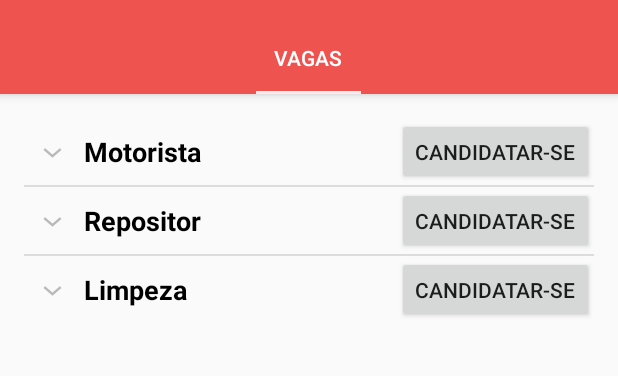
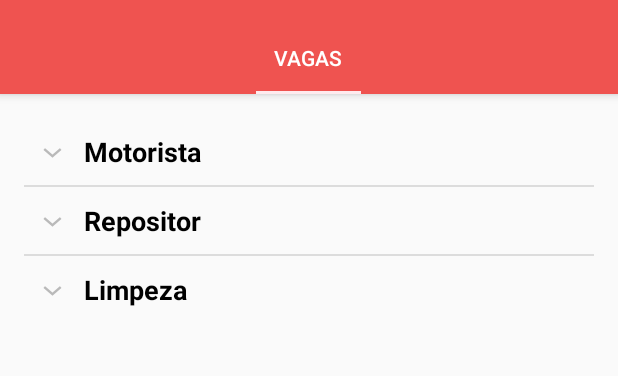
Before and after one commit to jaaziellevi/EmpSoft, an Android app: the screen it shows after launch (MainActivity), on a phone screen of 412 x 824 dp, the part 74-450 px from its top. Run offline under Robolectric (Android 15) with nearby library versions, the phone set to English and light mode, and no system bars.

Commit message:
Corrigido bug no adapter.

```diff
--- a/app/src/main/java/empsoft/liseuuniversitario/CustomExpandableListAdapter.java
+++ b/app/src/main/java/empsoft/liseuuniversitario/CustomExpandableListAdapter.java
@@ -2,6 +2,7 @@ package empsoft.liseuuniversitario;
 
 import android.content.Context;
 import android.graphics.Typeface;
+import android.util.Log;
 import android.view.LayoutInflater;
 import android.view.View;
 import android.view.ViewGroup;
@@ -9,6 +10,7 @@ import android.widget.BaseExpandableListAdapter;
 import android.widget.Button;
 import android.widget.TextView;
 
+import java.util.ArrayList;
 import java.util.HashMap;
 import java.util.List;
 
@@ -18,6 +20,8 @@ public class CustomExpandableListAdapter extends BaseExpandableListAdapter {
     private List<String> expandableListTitle;
     private HashMap<String, List<String>> expandableListDetail;
     private Button buttonGenerico;
+    ArrayList<String> btnStatus = new ArrayList<> ();
+
 
 
     public CustomExpandableListAdapter(Context context, List<String> expandableListTitle,
@@ -25,6 +29,7 @@ public class CustomExpandableListAdapter extends BaseExpandableListAdapter {
         this.context = context;
         this.expandableListTitle = expandableListTitle;
         this.expandableListDetail = expandableListDetail;
+        fillGroupStringStates(context);
     }
 
     @Override
@@ -39,7 +44,7 @@ public class CustomExpandableListAdapter extends BaseExpandableListAdapter {
     }
 
     @Override
-    public View getChildView(int listPosition, final int expandedListPosition,
+    public View getChildView(final int listPosition, final int expandedListPosition,
                              boolean isLastChild, View convertView, ViewGroup parent) {
         final String expandedListText = (String) getChild(listPosition, expandedListPosition);
         if (convertView == null) {
@@ -50,6 +55,19 @@ public class CustomExpandableListAdapter extends BaseExpandableListAdapter {
         TextView expandedListTextView = (TextView) convertView
                 .findViewById(R.id.expandedListItem);
         expandedListTextView.setText(expandedListText);
+
+
+        Button button = (Button) convertView.findViewById(R.id.solicitarVagaBtn);
+        button.setText(btnStatus.get(listPosition));
+
+        button.setOnClickListener(new View.OnClickListener() {
+            @Override
+            public void onClick(View v) {
+                btnStatus.set(listPosition, v.getContext().getResources().getString(R.string.solicitacaoenviada));
+                ((Button) v).setText(R.string.solicitacaoenviada);
+            }
+        });
+
         return convertView;
     }
 
@@ -88,17 +106,6 @@ public class CustomExpandableListAdapter extends BaseExpandableListAdapter {
         listTitleTextView.setTypeface(null, Typeface.BOLD);
         listTitleTextView.setText(listTitle);
 
-        buttonGenerico = (Button) convertView.findViewById(R.id.button);
-
-        buttonGenerico.setOnClickListener(new View.OnClickListener() {
-            @Override
-            public void onClick(View v) {
-                Button button = (Button)v;
-                button.setText(R.string.solicitacaoenviada);
-                notifyDataSetChanged();
-            }
-        });
-
         return convertView;
     }
 
@@ -113,4 +120,10 @@ public class CustomExpandableListAdapter extends BaseExpandableListAdapter {
     public boolean isChildSelectable(int listPosition, int expandedListPosition) {
         return true;
     }
+
+    private void fillGroupStringStates (Context context) {
+        for(int i = 0; i < getGroupCount(); i++) {
+            btnStatus.add(context.getString(R.string.solicitarvaga));
+        }
+    }
 }
--- a/app/src/main/java/empsoft/liseuuniversitario/ExpandableListDataPump.java
+++ b/app/src/main/java/empsoft/liseuuniversitario/ExpandableListDataPump.java
@@ -17,10 +17,8 @@ public class ExpandableListDataPump {
 
         for (Vaga v : vagasList) {
             List<String> descricaoVaga = new ArrayList<>();
-            descricaoVaga.add(v.getDescricao());
-            String formatada = formatDate(v.getHorario());
-            descricaoVaga.add("Horário: " + formatDate(v.getHorario()));
-
+            descricaoVaga.add(v.getDescricao() + "\n\n"
+                    + "Horário: " + formatDate(v.getHorario()));
             expandableListDetail.put(v.getCargo(), descricaoVaga);
         }
         return expandableListDetail;
@@ -31,6 +29,6 @@ public class ExpandableListDataPump {
         SimpleDateFormat formatDia = new SimpleDateFormat("dd/MM/yyyy");
         String horas = formatHoras.format(date);
         String dias = formatDia.format(date);
-        return horas + " do dia " + dias;
+        return dias + " às " + dias;
     }
 }
--- a/app/src/main/res/layout/list_group.xml
+++ b/app/src/main/res/layout/list_group.xml
@@ -20,16 +20,6 @@
             android:focusable="false"
             android:textColor="@android:color/black" />
 
-        <Button
-            android:id="@+id/button"
-            android:layout_width="wrap_content"
-            android:layout_height="wrap_content"
-            android:layout_alignBottom="@+id/listTitle"
-            android:layout_alignParentEnd="true"
-            android:layout_alignParentRight="true"
-            android:layout_alignParentTop="true"
-            android:focusable="false"
-            android:text="Candidatar-se" />
     </RelativeLayout>
 
 </LinearLayout>
--- a/app/src/main/res/layout/list_item.xml
+++ b/app/src/main/res/layout/list_item.xml
@@ -12,6 +12,11 @@
         android:paddingTop="10dp"
         android:paddingBottom="10dp" />
 
+    <Button
+        android:id="@+id/solicitarVagaBtn"
+        android:layout_width="match_parent"
+        android:layout_height="wrap_content"
+        android:text="@string/solicitarvaga" />
 
 
 </LinearLayout>
--- a/app/src/main/res/values/strings.xml
+++ b/app/src/main/res/values/strings.xml
@@ -2,7 +2,8 @@
     <string name="app_name">Liseu Universitário</string>
     <string name="action_settings">Configurações</string>
     <string name="vagas">Vagas:</string>
-    <string name="solicitacaoenviada">Solicitação Enviada.</string>
+    <string name="solicitarvaga">Solicitar vaga.</string>
+    <string name="solicitacaoenviada">Solicitação enviada.</string>
     <string name="notificacoes_string">Notificações</string>
     <string name="vagas_tab_title">Vagas</string>
 </resources>
```
